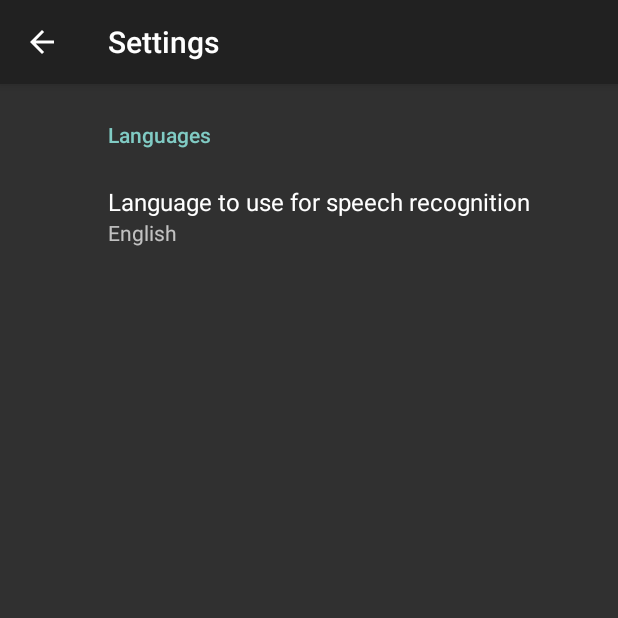
After one commit to alphacep/vosk-android-demo, an Android app: the SettingsActivity screen opened directly, with no data from a screen before it, on a phone screen of 412 x 824 dp, the top half of it. The commit adds this screen. Run offline under Robolectric (Android 15) with nearby library versions, the phone set to English and light mode, and no system bars; our stand-ins replace androidx.preference; libraries missing offline, so code that uses them is left out: org.vosk.

Commit message:
Add language selection

```diff
--- a/app/build.gradle
+++ b/app/build.gradle
@@ -35,4 +35,7 @@ dependencies {
     implementation 'androidx.appcompat:appcompat:1.2.0'
     implementation 'net.java.dev.jna:jna:5.8.0@aar'
     implementation group: 'com.alphacephei', name: 'vosk-android', version: '0.3.23'
+    implementation 'androidx.preference:preference:1.1.1'
+    implementation 'com.google.android.material:material:1.2.1'
+    implementation 'org.jetbrains:annotations:15.0'
 }
--- /dev/null
+++ b/app/src/main/java/org/vosk/demo/SettingsActivity.java
@@ -0,0 +1,44 @@
+package org.vosk.demo;
+
+import android.content.SharedPreferences;
+import android.os.Bundle;
+import android.view.LayoutInflater;
+import android.view.View;
+import android.view.ViewGroup;
+
+import androidx.annotation.NonNull;
+import androidx.annotation.Nullable;
+import androidx.appcompat.app.ActionBar;
+import androidx.appcompat.app.AppCompatActivity;
+import androidx.preference.ListPreference;
+import androidx.preference.Preference;
+import androidx.preference.PreferenceFragmentCompat;
+
+public class SettingsActivity extends AppCompatActivity {
+    public static final String KEY_LANG_PREF_SWITCH = "example_switch";
+
+    @Override
+    protected void onCreate(Bundle savedInstanceState) {
+        super.onCreate(savedInstanceState);
+        setContentView(R.layout.settings_activity);
+        if (savedInstanceState == null) {
+            getSupportFragmentManager()
+                    .beginTransaction()
+                    .replace(R.id.settings, new SettingsFragment())
+                    .commit();
+        }
+        ActionBar actionBar = getSupportActionBar();
+        if (actionBar != null) {
+            actionBar.setDisplayHomeAsUpEnabled(true);
+        }
+
+    }
+
+    public static class SettingsFragment extends PreferenceFragmentCompat implements org.vosk.demo.SettingsFragment {
+        @Override
+        public void onCreatePreferences(Bundle savedInstanceState, String rootKey) {
+            setPreferencesFromResource(R.xml.root_preferences, rootKey);
+        }
+    }
+
+}
--- /dev/null
+++ b/app/src/main/java/org/vosk/demo/SettingsFragment.java
@@ -0,0 +1,4 @@
+package org.vosk.demo;
+
+public interface SettingsFragment {
+}
--- a/app/src/main/res/layout/main.xml
+++ b/app/src/main/res/layout/main.xml
@@ -4,6 +4,7 @@
     android:layout_height="fill_parent"
     android:orientation="vertical"
     android:padding="16dp">
+
     <Button
         android:id="@+id/recognize_file"
         android:layout_width="match_parent"
--- /dev/null
+++ b/app/src/main/res/layout/settings_activity.xml
@@ -0,0 +1,9 @@
+<LinearLayout xmlns:android="http://schemas.android.com/apk/res/android"
+    android:layout_width="match_parent"
+    android:layout_height="match_parent">
+
+    <FrameLayout
+        android:id="@+id/settings"
+        android:layout_width="match_parent"
+        android:layout_height="match_parent" />
+</LinearLayout>
--- /dev/null
+++ b/app/src/main/res/values/arrays.xml
@@ -0,0 +1,16 @@
+<resources>
+    <!-- Reply Preference -->
+    <string-array name="language_entries">
+        <item>Dutch</item>
+        <item>English</item>
+        <item>French</item>
+        <item>German</item>
+    </string-array>
+
+    <string-array name="language_values">
+        <item>@string/nl</item>
+        <item>@string/en</item>
+        <item>@string/fr</item>
+        <item>@string/de</item>
+    </string-array>
+</resources>
--- a/app/src/main/res/values/strings.xml
+++ b/app/src/main/res/values/strings.xml
@@ -14,5 +14,19 @@
     <string name="stop_file">Stop File</string>
     <string name="pause">Pause</string>
     <string name="continueRecognition">Continue</string>
+    <string name="title_activity_settings">Settings</string>
+    <string name="action_settings">Settings</string>
+
+    <!-- Preference Titles -->
+    <string name="language_header">Languages</string>
+
+    <!-- Language Preferences -->
+    <string name="language_title">Language to use for speech recognition</string>
+
+    <!-- Language Entry Values -->
+    <string name="nl">vosk-model-nl-spraakherkenning-0.6-lgraph</string>
+    <string name="en">vosk-model-small-en-us-0.15</string>
+    <string name="fr">vosk-model-small-fr-pguyot-0.3</string>
+    <string name="de">vosk-model-small-de-0.15</string>
 
 </resources>
--- /dev/null
+++ b/app/src/main/res/xml/root_preferences.xml
@@ -0,0 +1,15 @@
+<PreferenceScreen xmlns:app="http://schemas.android.com/apk/res-auto">
+
+    <PreferenceCategory app:title="@string/language_header">
+
+        <ListPreference
+            app:defaultValue="@string/en"
+            app:entries="@array/language_entries"
+            app:entryValues="@array/language_values"
+            app:key="lang"
+            app:title="@string/language_title"
+            app:useSimpleSummaryProvider="true" />
+
+    </PreferenceCategory>
+
+</PreferenceScreen>
```
Also changed, not shown: app/src/main/AndroidManifest.xml (+23 -7 lines), app/src/main/java/org/vosk/demo/FileDownloadService.java (added, +489 -0 lines), app/src/main/java/org/vosk/demo/VoskActivity.java (+107 -10 lines), app/src/main/res/menu/main.xml (added, +7 -0 lines).
